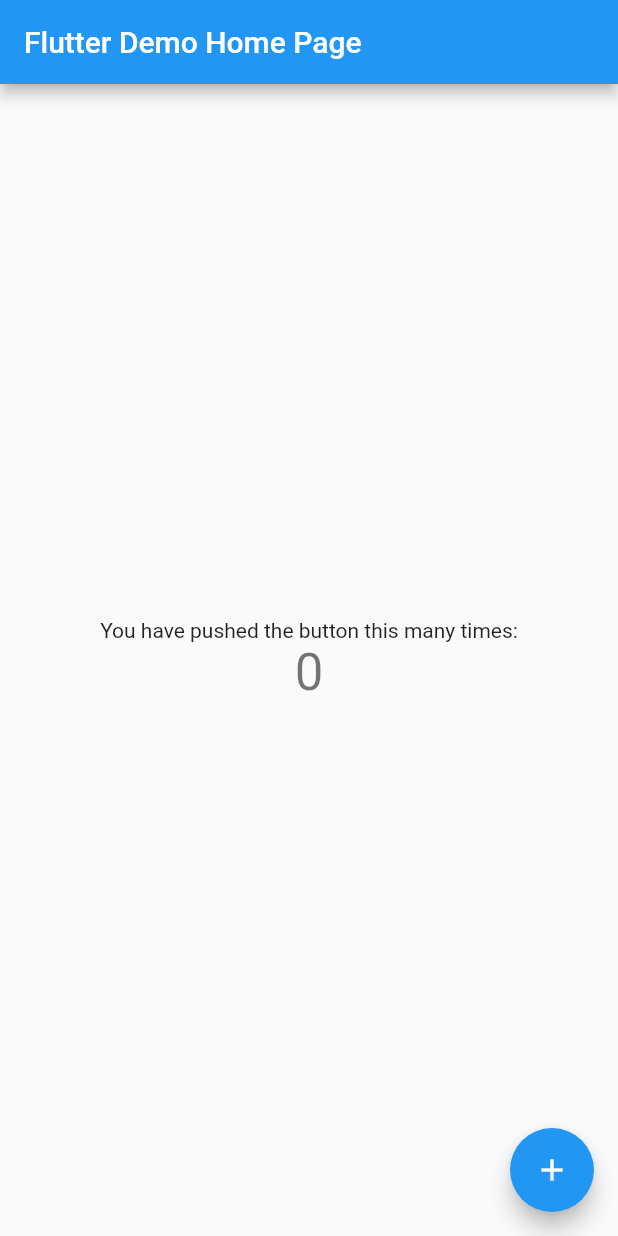
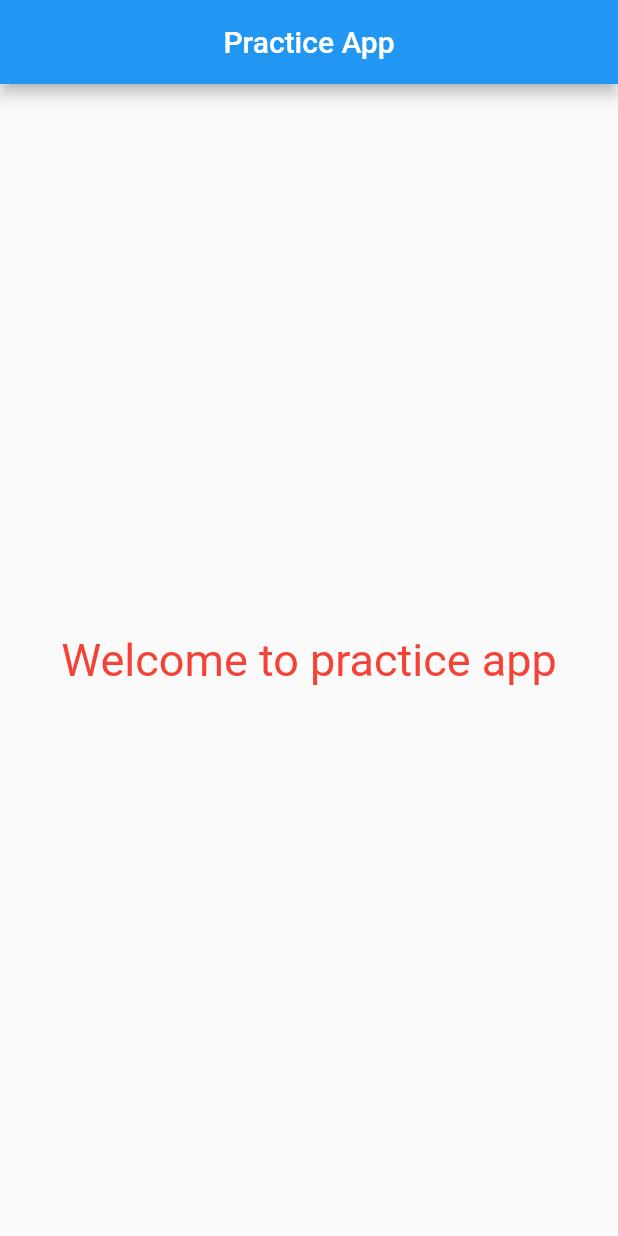
Before and after one commit to kausar100/flutter_practice_app, a Flutter app: the screen it shows after launch, on a phone screen of 412 x 824 dp. Run offline on Flutter 3.47's test engine with Material 2 defaults, Android fonts, the phone set to English and light mode, and no system bars.

Commit message:
day2 completed

```diff
--- a/lib/main.dart
+++ b/lib/main.dart
@@ -1,115 +1,30 @@
 import 'package:flutter/material.dart';
 
 void main() {
-  runApp(const MyApp());
+  runApp(MaterialApp(
+    home: HomePage(),
+  ));
 }
 
-class MyApp extends StatelessWidget {
-  const MyApp({Key? key}) : super(key: key);
-
-  // This widget is the root of your application.
+class HomePage extends StatelessWidget {
   @override
   Widget build(BuildContext context) {
-    return MaterialApp(
-      title: 'Flutter Demo',
-      theme: ThemeData(
-        // This is the theme of your application.
-        //
-        // Try running your application with "flutter run". You'll see the
-        // application has a blue toolbar. Then, without quitting the app, try
-        // changing the primarySwatch below to Colors.green and then invoke
-        // "hot reload" (press "r" in the console where you ran "flutter run",
-        // or simply save your changes to "hot reload" in a Flutter IDE).
-        // Notice that the counter didn't reset back to zero; the application
-        // is not restarted.
-        primarySwatch: Colors.blue,
+    return Scaffold(
+      appBar: AppBar(
+        title: Text('Practice App'),
+        centerTitle: true,
       ),
-      home: const MyHomePage(title: 'Flutter Demo Home Page'),
+      body: Center(
+        child: Container(
+          child: Text(
+            'Welcome to practice app',
+            style: TextStyle(
+              color: Colors.red,
+              fontSize: 30.0,
+            ),
+          ),
+        ),
+      ),
     );
   }
 }
-
-class MyHomePage extends StatefulWidget {
-  const MyHomePage({Key? key, required this.title}) : super(key: key);
-
-  // This widget is the home page of your application. It is stateful, meaning
-  // that it has a State object (defined below) that contains fields that affect
-  // how it looks.
-
-  // This class is the configuration for the state. It holds the values (in this
-  // case the title) provided by the parent (in this case the App widget) and
-  // used by the build method of the State. Fields in a Widget subclass are
-  // always marked "final".
-
-  final String title;
-
-  @override
-  State<MyHomePage> createState() => _MyHomePageState();
-}
-
-class _MyHomePageState extends State<MyHomePage> {
-  int _counter = 0;
-
-  void _incrementCounter() {
-    setState(() {
-      // This call to setState tells the Flutter framework that something has
-      // changed in this State, which causes it to rerun the build method below
-      // so that the display can reflect the updated values. If we changed
-      // _counter without calling setState(), then the build method would not be
-      // called again, and so nothing would appear to happen.
-      _counter++;
-    });
-  }
-
-  @override
-  Widget build(BuildContext context) {
-    // This method is rerun every time setState is called, for instance as done
-    // by the _incrementCounter method above.
-    //
-    // The Flutter framework has been optimized to make rerunning build methods
-    // fast, so that you can just rebuild anything that needs updating rather
-    // than having to individually change instances of widgets.
-    return Scaffold(
-      appBar: AppBar(
-        // Here we take the value from the MyHomePage object that was created by
-        // the App.build method, and use it to set our appbar title.
-        title: Text(widget.title),
-      ),
-      body: Center(
-        // Center is a layout widget. It takes a single child and positions it
-        // in the middle of the parent.
-        child: Column(
-          // Column is also a layout widget. It takes a list of children and
-          // arranges them vertically. By default, it sizes itself to fit its
-          // children horizontally, and tries to be as tall as its parent.
-          //
-          // Invoke "debug painting" (press "p" in the console, choose the
-          // "Toggle Debug Paint" action from the Flutter Inspector in Android
-          // Studio, or the "Toggle Debug Paint" command in Visual Studio Code)
-          // to see the wireframe for each widget.
-          //
-          // Column has various properties to control how it sizes itself and
-          // how it positions its children. Here we use mainAxisAlignment to
-          // center the children vertically; the main axis here is the vertical
-          // axis because Columns are vertical (the cross axis would be
-          // horizontal).
-          mainAxisAlignment: MainAxisAlignment.center,
-          children: <Widget>[
-            const Text(
-              'You have pushed the button this many times:',
-            ),
-            Text(
-              '$_counter',
-              style: Theme.of(context).textTheme.headline4,
-            ),
-          ],
-        ),
-      ),
-      floatingActionButton: FloatingActionButton(
-        onPressed: _incrementCounter,
-        tooltip: 'Increment',
-        child: const Icon(Icons.add),
-      ), // This trailing comma makes auto-formatting nicer for build methods.
-    );
-  }
-}
```
